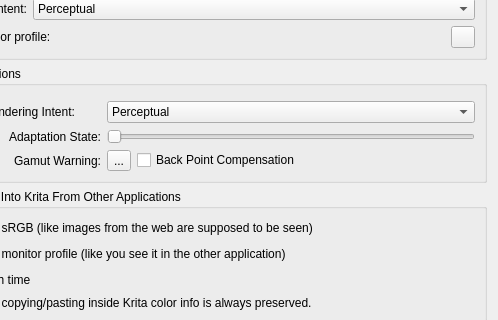
The window that libs/ui/forms/wdgcolorsettings.ui (KDE/krita) describes before a commit, drawn with Qt 5; both pictures show x 88 to 586 and y 102 to 422 of the 586 by 613 pixel window.
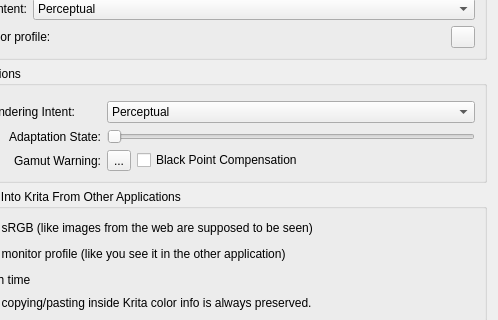
The same window after the commit. Custom widgets are drawn as their Qt base class.

Commit message: "Black", not "Back" point compensation

```diff
--- a/libs/ui/forms/wdgcolorsettings.ui
+++ b/libs/ui/forms/wdgcolorsettings.ui
@@ -209,7 +209,7 @@
       <item row="5" column="2" colspan="2">
        <widget class="QCheckBox" name="ckbProofBlackPoint">
         <property name="text">
-         <string>Back Point Compensation</string>
+         <string>Black Point Compensation</string>
         </property>
        </widget>
       </item>
```
